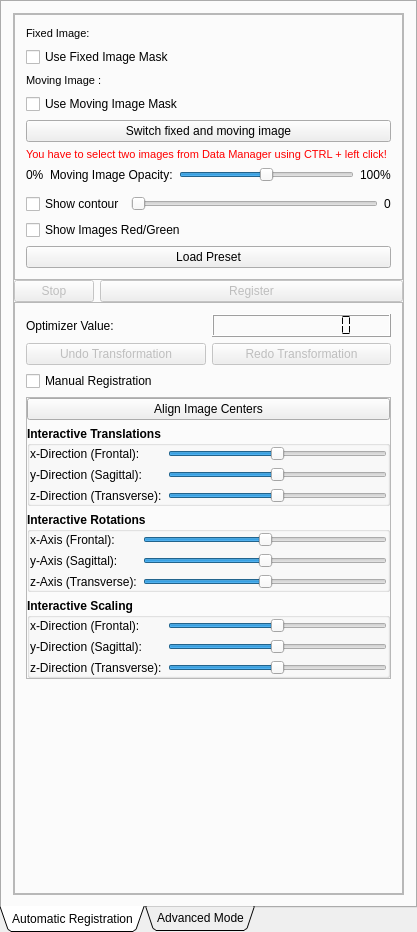
First picture: the form in Plugins/org.mitk.gui.qt.registration/src/internal/QmitkRigidRegistrationViewControls.ui, repository MITK/MITK, before the edit.
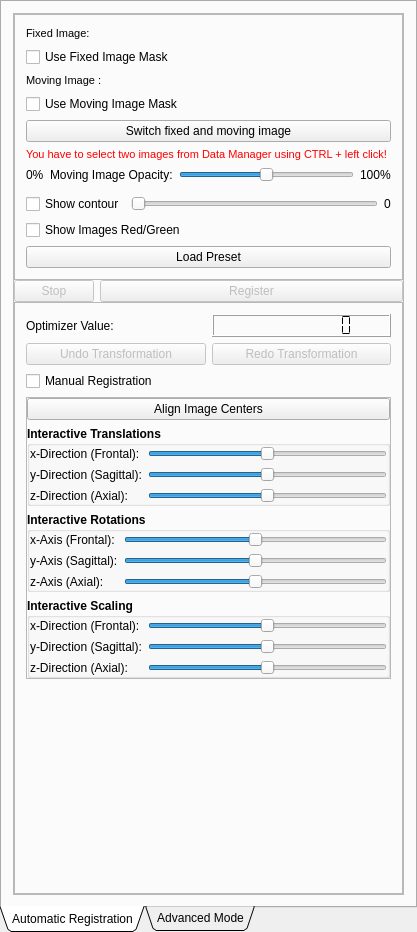
Second picture: the form after the edit. Icons and pictures are not drawn. Custom widgets are drawn as their Qt base class.

Commit message:
Replaced "Transversal" by "Axial".
Public interface still works with "Transversal".

The edit to the form file:
```diff
--- a/Plugins/org.mitk.gui.qt.registration/src/internal/QmitkRigidRegistrationViewControls.ui
+++ b/Plugins/org.mitk.gui.qt.registration/src/internal/QmitkRigidRegistrationViewControls.ui
@@ -589,7 +589,7 @@
                           </font>
                          </property>
                          <property name="text">
-                          <string>z-Direction (Transverse):</string>
+                          <string>z-Direction (Axial):</string>
                          </property>
                          <property name="wordWrap">
                           <bool>false</bool>
@@ -715,7 +715,7 @@
                           </font>
                          </property>
                          <property name="text">
-                          <string>z-Axis (Transverse):</string>
+                          <string>z-Axis (Axial):</string>
                          </property>
                          <property name="wordWrap">
                           <bool>false</bool>
@@ -841,7 +841,7 @@
                           </font>
                          </property>
                          <property name="text">
-                          <string>z-Direction (Transverse):</string>
+                          <string>z-Direction (Axial):</string>
                          </property>
                          <property name="wordWrap">
                           <bool>false</bool>
```
The commit also changes 82 other files.
